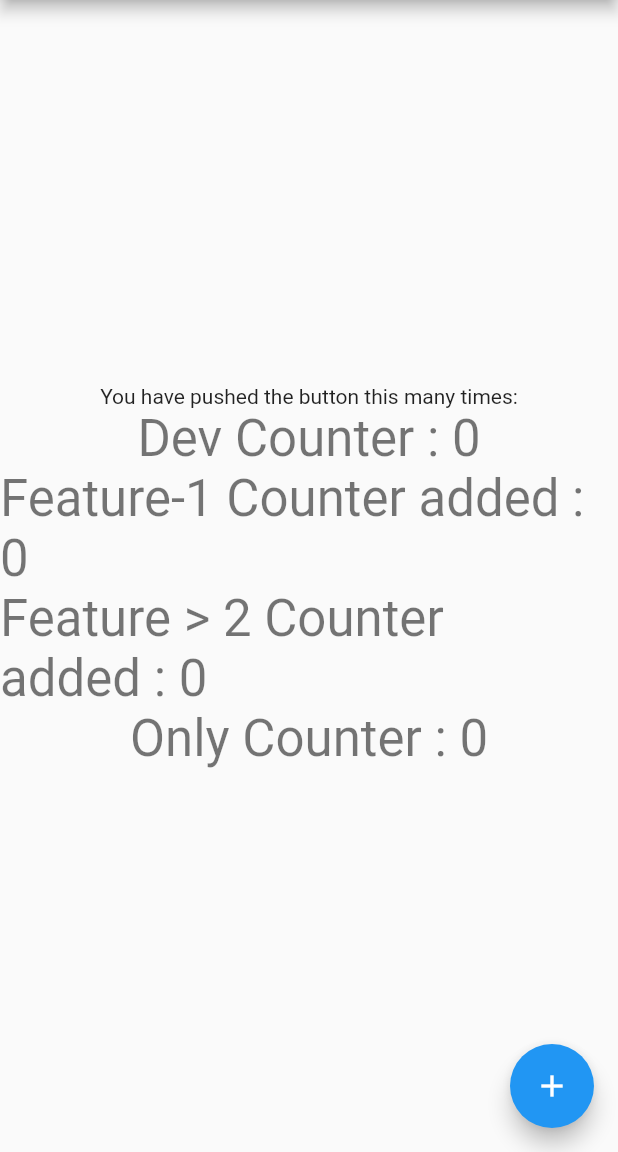
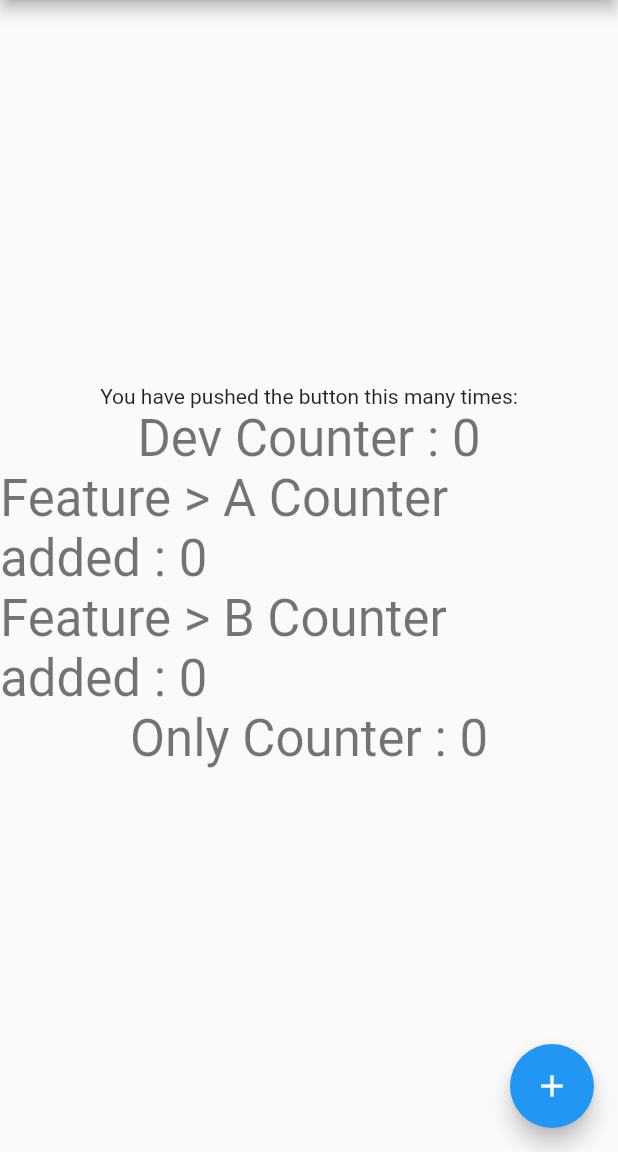
Before and after one commit to nikunjCRC/multidev, a Flutter app: the screen it shows after launch, on a phone screen of 412 x 824 dp, the part 84-1236 px from its top. Run offline on Flutter 3.47's test engine with Material 2 defaults, Android fonts, the phone set to English and light mode, and no system bars.

Commit message:
Feature names changed

```diff
--- a/lib/main.dart
+++ b/lib/main.dart
@@ -103,11 +103,11 @@ class _MyHomePageState extends State<MyHomePage> {
               style: Theme.of(context).textTheme.headlineMedium,
             ),
             Text(
-              'Feature-1 Counter added : $_counter',
+              'Feature > A Counter added : $_counter',
               style: Theme.of(context).textTheme.headlineMedium,
             ),
             Text(
-              'Feature > 2 Counter added : $_counter',
+              'Feature > B Counter added : $_counter',
               style: Theme.of(context).textTheme.headlineMedium,
             ),
             Text(
```
